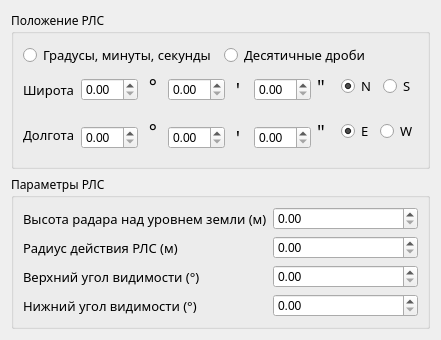
Kirikus/Terrain_213, file main/rls.ui: the form before one commit.
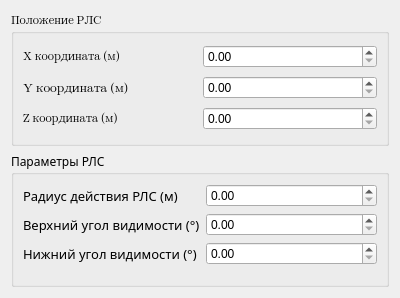
The form after the commit.

Commit message: style(rls): Change widgets and fields

```diff
--- a/main/rls.ui
+++ b/main/rls.ui
@@ -20,305 +20,6 @@
    <string>Form</string>
   </property>
   <layout class="QGridLayout" name="gridLayout">
-   <item row="0" column="0">
-    <widget class="QGroupBox" name="station_position">
-     <property name="font">
-      <font>
-       <family>Tw Cen MT Condensed</family>
-       <pointsize>9</pointsize>
-      </font>
-     </property>
-     <property name="title">
-      <string>Положение РЛС</string>
-     </property>
-     <layout class="QGridLayout" name="gridLayout_2">
-      <item row="5" column="5" rowspan="3">
-       <widget class="QLabel" name="minutes_sign_longtitude">
-        <property name="font">
-         <font>
-          <family>Tw Cen MT Condensed</family>
-          <pointsize>14</pointsize>
-         </font>
-        </property>
-        <property name="text">
-         <string> '</string>
-        </property>
-       </widget>
-      </item>
-      <item row="5" column="2">
-       <widget class="QLabel" name="degrees_sign_long">
-        <property name="font">
-         <font>
-          <family>Tw Cen MT Condensed</family>
-          <pointsize>14</pointsize>
-         </font>
-        </property>
-        <property name="text">
-         <string> °</string>
-        </property>
-       </widget>
-      </item>
-      <item row="0" column="0" colspan="10">
-       <layout class="QHBoxLayout" name="decimal_degree_layout">
-        <item>
-         <widget class="QRadioButton" name="degrees_mode">
-          <property name="font">
-           <font>
-            <family>Tw Cen MT Condensed</family>
-            <pointsize>10</pointsize>
-           </font>
-          </property>
-          <property name="text">
-           <string>Градусы, минуты, секунды</string>
-          </property>
-          <property name="checked">
-           <bool>true</bool>
-          </property>
-         </widget>
-        </item>
-        <item>
-         <widget class="QRadioButton" name="decimal_mode">
-          <property name="font">
-           <font>
-            <family>Tw Cen MT Condensed</family>
-            <pointsize>10</pointsize>
-           </font>
-          </property>
-          <property name="text">
-           <string>Десятичные дроби</string>
-          </property>
-         </widget>
-        </item>
-       </layout>
-      </item>
-      <item row="5" column="1" rowspan="3">
-       <widget class="QDoubleSpinBox" name="longitude_degree">
-        <property name="font">
-         <font>
-          <family>Segoe UI</family>
-          <pointsize>9</pointsize>
-         </font>
-        </property>
-       </widget>
-      </item>
-      <item row="2" column="3" rowspan="2" colspan="2">
-       <widget class="QDoubleSpinBox" name="latitude_minutes">
-        <property name="font">
-         <font>
-          <family>Segoe UI</family>
-          <pointsize>9</pointsize>
-         </font>
-        </property>
-       </widget>
-      </item>
-      <item row="5" column="8" colspan="2">
-       <layout class="QHBoxLayout" name="east_west_layout">
-        <item>
-         <widget class="QRadioButton" name="east">
-          <property name="font">
-           <font>
-            <family>Tw Cen MT Condensed</family>
-            <pointsize>10</pointsize>
-           </font>
-          </property>
-          <property name="text">
-           <string>E</string>
-          </property>
-          <property name="checked">
-           <bool>true</bool>
-          </property>
-          <attribute name="buttonGroup">
-           <string notr="true">EW_button_group</string>
-          </attribute>
-         </widget>
-        </item>
-        <item>
-         <widget class="QRadioButton" name="west">
-          <property name="font">
-           <font>
-            <family>Tw Cen MT Condensed</family>
-            <pointsize>10</pointsize>
-           </font>
-          </property>
-          <property name="text">
-           <string>W</string>
-          </property>
-          <attribute name="buttonGroup">
-           <string notr="true">EW_button_group</string>
-          </attribute>
-         </widget>
-        </item>
-       </layout>
-      </item>
-      <item row="5" column="3" rowspan="3" colspan="2">
-       <widget class="QDoubleSpinBox" name="longitude_minutes">
-        <property name="font">
-         <font>
-          <family>Segoe UI</family>
-          <pointsize>9</pointsize>
-         </font>
-        </property>
-       </widget>
-      </item>
-      <item row="2" column="7">
-       <widget class="QLabel" name="seconds_sign_latitude">
-        <property name="font">
-         <font>
-          <family>Tw Cen MT Condensed</family>
-          <pointsize>14</pointsize>
-         </font>
-        </property>
-        <property name="text">
-         <string>&quot;</string>
-        </property>
-       </widget>
-      </item>
-      <item row="2" column="6" rowspan="2">
-       <widget class="QDoubleSpinBox" name="latitude_seconds">
-        <property name="font">
-         <font>
-          <family>Segoe UI</family>
-          <pointsize>9</pointsize>
-         </font>
-        </property>
-       </widget>
-      </item>
-      <item row="2" column="8" colspan="2">
-       <layout class="QHBoxLayout" name="north_south_layout">
-        <item>
-         <widget class="QRadioButton" name="north">
-          <property name="font">
-           <font>
-            <family>Tw Cen MT Condensed</family>
-            <pointsize>10</pointsize>
-           </font>
-          </property>
-          <property name="text">
-           <string>N</string>
-          </property>
-          <property name="checked">
-           <bool>true</bool>
-          </property>
-          <property name="autoRepeat">
-           <bool>false</bool>
-          </property>
-          <property name="autoExclusive">
-           <bool>true</bool>
-          </property>
-          <attribute name="buttonGroup">
-           <string notr="true">NS_button_group</string>
-          </attribute>
-         </widget>
-        </item>
-        <item>
-         <widget class="QRadioButton" name="south">
-          <property name="font">
-           <font>
-            <family>Tw Cen MT Condensed</family>
-            <pointsize>10</pointsize>
-           </font>
-          </property>
-          <property name="text">
-           <string>S</string>
-          </property>
-          <property name="autoExclusive">
-           <bool>true</bool>
-          </property>
-          <attribute name="buttonGroup">
-           <string notr="true">NS_button_group</string>
-          </attribute>
-         </widget>
-        </item>
-       </layout>
-      </item>
-      <item row="2" column="5" rowspan="2">
-       <widget class="QLabel" name="minutes_sign_latitude">
-        <property name="font">
-         <font>
-          <family>Tw Cen MT Condensed</family>
-          <pointsize>14</pointsize>
-         </font>
-        </property>
-        <property name="text">
-         <string> '</string>
-        </property>
-       </widget>
-      </item>
-      <item row="4" column="0" rowspan="4">
-       <widget class="QLabel" name="longtitude_label">
-        <property name="font">
-         <font>
-          <family>Tw Cen MT Condensed</family>
-          <pointsize>10</pointsize>
-         </font>
-        </property>
-        <property name="text">
-         <string>Долгота</string>
-        </property>
-       </widget>
-      </item>
-      <item row="2" column="0" rowspan="2">
-       <widget class="QLabel" name="latitude_label">
-        <property name="font">
-         <font>
-          <family>Tw Cen MT Condensed</family>
-          <pointsize>10</pointsize>
-         </font>
-        </property>
-        <property name="text">
-         <string>Широта</string>
-        </property>
-       </widget>
-      </item>
-      <item row="2" column="2">
-       <widget class="QLabel" name="degrees_sign_lat">
-        <property name="font">
-         <font>
-          <family>Tw Cen MT Condensed</family>
-          <pointsize>14</pointsize>
-         </font>
-        </property>
-        <property name="text">
-         <string> °</string>
-        </property>
-       </widget>
-      </item>
-      <item row="5" column="6" rowspan="3">
-       <widget class="QDoubleSpinBox" name="longitude_seconds">
-        <property name="font">
-         <font>
-          <family>Segoe UI</family>
-          <pointsize>9</pointsize>
-         </font>
-        </property>
-       </widget>
-      </item>
-      <item row="2" column="1" rowspan="2">
-       <widget class="QDoubleSpinBox" name="latitude_degree">
-        <property name="font">
-         <font>
-          <family>Segoe UI</family>
-          <pointsize>9</pointsize>
-         </font>
-        </property>
-       </widget>
-      </item>
-      <item row="5" column="7">
-       <widget class="QLabel" name="seconds_sign_longtitude">
-        <property name="font">
-         <font>
-          <family>Tw Cen MT Condensed</family>
-          <pointsize>14</pointsize>
-         </font>
-        </property>
-        <property name="text">
-         <string>&quot;</string>
-        </property>
-       </widget>
-      </item>
-     </layout>
-    </widget>
-   </item>
    <item row="1" column="0">
     <widget class="QGroupBox" name="station_parametres">
      <property name="font">
@@ -333,28 +34,6 @@
       <item row="0" column="0">
        <layout class="QFormLayout" name="param_layout">
         <item row="0" column="0">
-         <widget class="QLabel" name="high_label">
-          <property name="font">
-           <font>
-            <family>Tw Cen MT Condensed</family>
-            <pointsize>10</pointsize>
-           </font>
-          </property>
-          <property name="text">
-           <string>Высота радара над уровнем земли (м)</string>
-          </property>
-         </widget>
-        </item>
-        <item row="0" column="1">
-         <widget class="QDoubleSpinBox" name="high">
-          <property name="font">
-           <font>
-            <family>Segoe UI</family>
-           </font>
-          </property>
-         </widget>
-        </item>
-        <item row="1" column="0">
          <widget class="QLabel" name="radius_label">
           <property name="font">
            <font>
@@ -367,7 +46,7 @@
           </property>
          </widget>
         </item>
-        <item row="1" column="1">
+        <item row="0" column="1">
          <widget class="QDoubleSpinBox" name="radius">
           <property name="font">
            <font>
@@ -376,7 +55,7 @@
           </property>
          </widget>
         </item>
-        <item row="2" column="0">
+        <item row="1" column="0">
          <widget class="QLabel" name="top_angle_label">
           <property name="font">
            <font>
@@ -389,7 +68,7 @@
           </property>
          </widget>
         </item>
-        <item row="2" column="1">
+        <item row="1" column="1">
          <widget class="QDoubleSpinBox" name="top_angle">
           <property name="font">
            <font>
@@ -398,7 +77,7 @@
           </property>
          </widget>
         </item>
-        <item row="3" column="0">
+        <item row="2" column="0">
          <widget class="QLabel" name="bottom_angle_label">
           <property name="font">
            <font>
@@ -411,7 +90,7 @@
           </property>
          </widget>
         </item>
-        <item row="3" column="1">
+        <item row="2" column="1">
          <widget class="QDoubleSpinBox" name="bottom_angle">
           <property name="font">
            <font>
@@ -425,6 +104,84 @@
      </layout>
     </widget>
    </item>
+   <item row="0" column="0">
+    <widget class="QGroupBox" name="station_position">
+     <property name="font">
+      <font>
+       <family>Segoe UI Emoji</family>
+       <pointsize>9</pointsize>
+      </font>
+     </property>
+     <property name="title">
+      <string>Положение РЛС</string>
+     </property>
+     <layout class="QGridLayout" name="gridLayout_2">
+      <item row="1" column="1">
+       <widget class="QDoubleSpinBox" name="x">
+        <property name="font">
+         <font>
+          <family>Segoe UI</family>
+          <pointsize>9</pointsize>
+         </font>
+        </property>
+       </widget>
+      </item>
+      <item row="2" column="1">
+       <widget class="QDoubleSpinBox" name="y">
+        <property name="font">
+         <font>
+          <family>Segoe UI</family>
+          <pointsize>9</pointsize>
+         </font>
+        </property>
+       </widget>
+      </item>
+      <item row="3" column="1">
+       <widget class="QDoubleSpinBox" name="z">
+        <property name="font">
+         <font>
+          <family>Segoe UI</family>
+          <pointsize>9</pointsize>
+         </font>
+        </property>
+       </widget>
+      </item>
+      <item row="2" column="0">
+       <widget class="QLabel" name="y_label">
+        <property name="font">
+         <font>
+          <family>Segoe UI Emoji</family>
+          <pointsize>10</pointsize>
+         </font>
+        </property>
+        <property name="text">
+         <string>Y координата (м)</string>
+        </property>
+       </widget>
+      </item>
+      <item row="3" column="0">
+       <widget class="QLabel" name="z_label">
+        <property name="text">
+         <string>Z координата (м)</string>
+        </property>
+       </widget>
+      </item>
+      <item row="1" column="0">
+       <widget class="QLabel" name="x_label">
+        <property name="font">
+         <font>
+          <family>Segoe UI Emoji</family>
+          <pointsize>9</pointsize>
+         </font>
+        </property>
+        <property name="text">
+         <string>X координата (м)</string>
+        </property>
+       </widget>
+      </item>
+     </layout>
+    </widget>
+   </item>
   </layout>
  </widget>
  <resources/>
```
Left out of the diff: 4 changed lines with no effect on the pictures. The commit also changes 2 other files.
